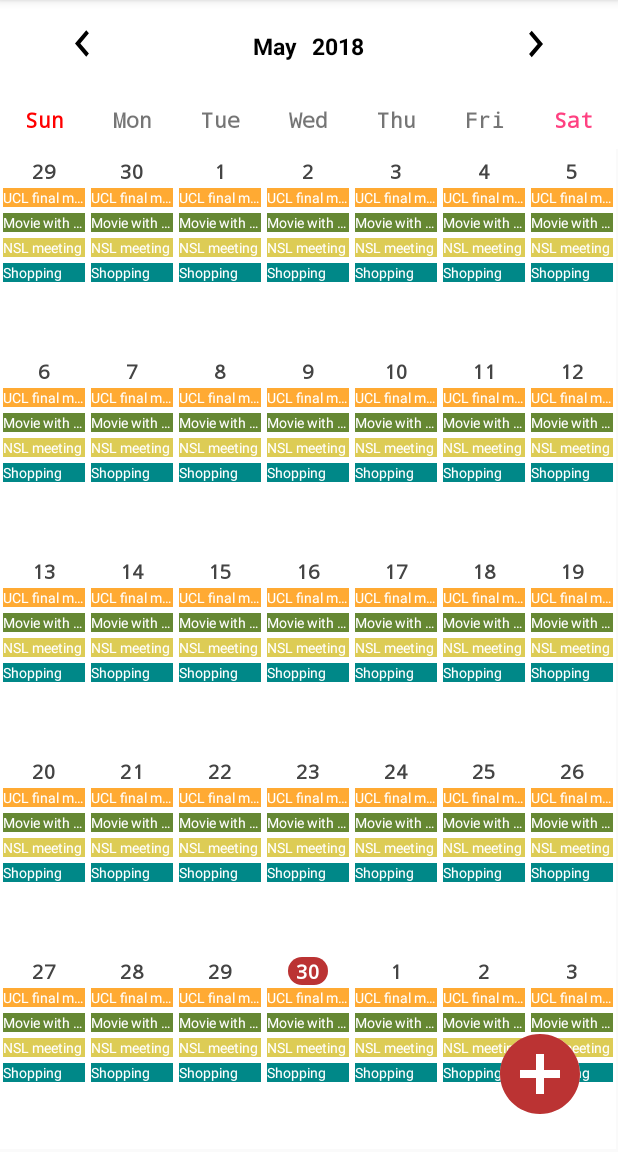
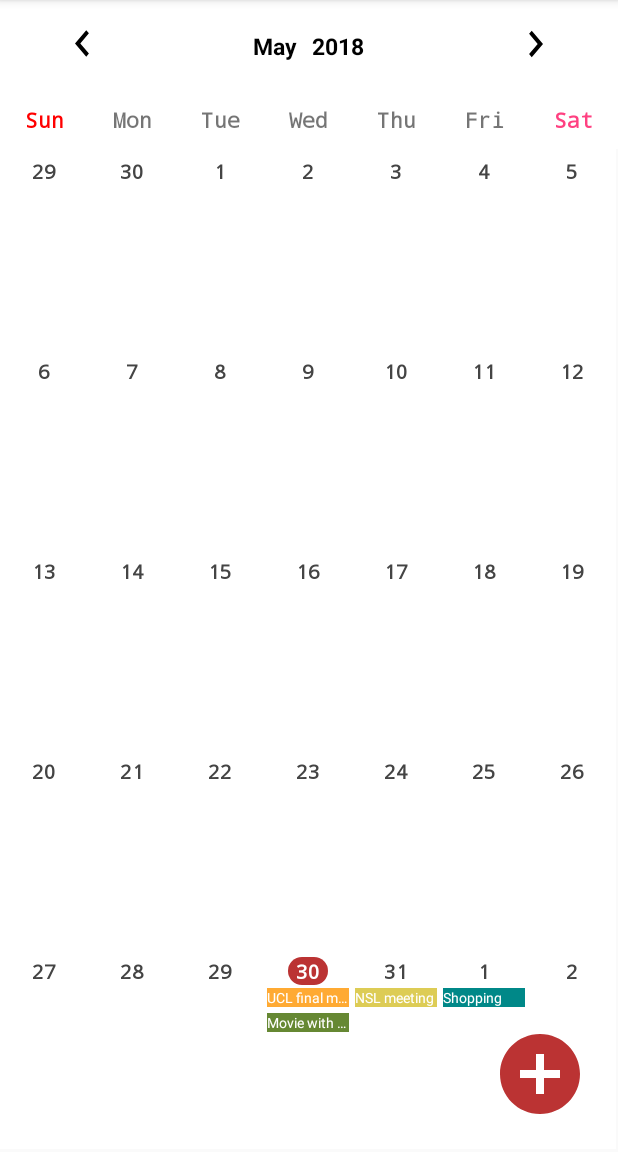
Before and after one commit to Qobiljon/MindNavigator_Server, an Android app: the screen it shows after launch (MainActivity), on a phone screen of 412 x 824 dp, the part 84-1236 px from its top. Run offline under Robolectric (Android 15) with nearby library versions, the phone set to English and light mode, and no system bars.

Commit message:
Events are now correctly displayed

```diff
--- a/app/src/main/AndroidManifest.xml
+++ b/app/src/main/AndroidManifest.xml
@@ -18,7 +18,7 @@
                 <category android:name="android.intent.category.LAUNCHER" />
             </intent-filter>
         </activity>
-        <activity android:name=".NewEventActivity"></activity>
+        <activity android:name=".EventActivity" />
     </application>
 
 </manifest>
--- a/app/src/main/java/kr/ac/inha/nsl/mindnavigator/NewEventActivity.java
+++ b/app/src/main/java/kr/ac/inha/nsl/mindnavigator/EventActivity.java
@@ -8,12 +8,12 @@ import android.widget.SeekBar;
 import android.widget.TextView;
 import android.widget.Toast;
 
-public class NewEventActivity extends AppCompatActivity {
+public class EventActivity extends AppCompatActivity {
 
     @Override
     protected void onCreate(Bundle savedInstanceState) {
         super.onCreate(savedInstanceState);
-        setContentView(R.layout.activity_new_event);
+        setContentView(R.layout.activity_event);
         ActionBar bar = getSupportActionBar();
         if (bar != null)
             bar.setTitle("Sign up");
@@ -43,7 +43,7 @@ public class NewEventActivity extends AppCompatActivity {
         stressLvl.setOnSeekBarChangeListener(new SeekBar.OnSeekBarChangeListener() {
             @Override
             public void onProgressChanged(SeekBar seekBar, int progress, boolean fromUser) {
-                Toast.makeText(NewEventActivity.this, String.valueOf(progress), Toast.LENGTH_SHORT).show();
+                Toast.makeText(EventActivity.this, String.valueOf(progress), Toast.LENGTH_SHORT).show();
             }
 
             @Override
--- a/app/src/main/java/kr/ac/inha/nsl/mindnavigator/MainActivity.java
+++ b/app/src/main/java/kr/ac/inha/nsl/mindnavigator/MainActivity.java
@@ -7,6 +7,7 @@ import android.graphics.Color;
 import android.support.v7.app.AppCompatActivity;
 import android.os.Bundle;
 import android.support.v7.widget.Toolbar;
+import android.util.Log;
 import android.view.Menu;
 import android.view.MenuItem;
 import android.view.View;
@@ -17,6 +18,7 @@ import android.widget.LinearLayout;
 import android.widget.TextView;
 import android.widget.Toast;
 
+import java.util.ArrayList;
 import java.util.Calendar;
 import java.util.Locale;
 
@@ -35,10 +37,10 @@ public class MainActivity extends AppCompatActivity {
     LinearLayout.OnClickListener cellClick = new LinearLayout.OnClickListener() {
         @Override
         public void onClick(View view) {
-            Calendar cal = Calendar.getInstance();
-            cal.setTimeInMillis((long) view.getTag());
+            Calendar selectedDay = Calendar.getInstance();
+            selectedDay.setTimeInMillis((long) view.getTag());
 
-            Toast.makeText(MainActivity.this, String.format(Locale.US, "Cell is clicked, date: %02d/%02d/%d", cal.get(Calendar.DAY_OF_MONTH), cal.get(Calendar.MONTH) + 1, cal.get(Calendar.YEAR)), Toast.LENGTH_SHORT).show();
+            Toast.makeText(MainActivity.this, String.format(Locale.US, "Cell is clicked, date: %02d/%02d/%d", selectedDay.get(Calendar.DAY_OF_MONTH), selectedDay.get(Calendar.MONTH) + 1, selectedDay.get(Calendar.YEAR)), Toast.LENGTH_SHORT).show();
         }
     };
     // endregion
@@ -52,8 +54,28 @@ public class MainActivity extends AppCompatActivity {
         Toolbar mTopToolbar = findViewById(R.id.my_toolbar);
         setSupportActionBar(mTopToolbar);
 
+        Event.init(this);
         init();
-        Event.init(this);
+
+        // region Add fake events
+        Calendar startTime = Calendar.getInstance(), endTime = Calendar.getInstance();
+
+        startTime.set(Calendar.MINUTE, 0);
+        endTime.set(Calendar.MINUTE, 30);
+        new Event("UCL final match", 3, startTime, endTime);
+
+        startTime.add(Calendar.HOUR, 1);
+        endTime.add(Calendar.HOUR, 1);
+        new Event("Movie with Debbie", 0, startTime, endTime);
+
+        startTime.add(Calendar.DAY_OF_MONTH, 1);
+        endTime.add(Calendar.DAY_OF_MONTH, 1);
+        new Event("NSL meeting", 2, startTime, endTime);
+
+        startTime.add(Calendar.DAY_OF_MONTH, 1);
+        endTime.add(Calendar.DAY_OF_MONTH, 1);
+        new Event("Shopping", 1, startTime, endTime);
+        // endregion
     }
 
     private void init() {
@@ -137,7 +159,7 @@ public class MainActivity extends AppCompatActivity {
                     cells[col][row].setTag(clone.getTimeInMillis());
                 }
             } else
-                for (col = 0; count < numOfDaysCurMonth && col < event_grid.getColumnCount(); col++, count++) {
+                for (col = 0; count <= numOfDaysCurMonth && col < event_grid.getColumnCount(); col++, count++) {
                     TextView date_text = cells[col][row].findViewById(R.id.date_text_view);
                     date_text.setText(String.valueOf(count));
 
@@ -155,19 +177,15 @@ public class MainActivity extends AppCompatActivity {
             cells[col][row].setTag(clone.getTimeInMillis());
         }
 
-        // Add fake events
-        Event events[] = new Event[]{
-                new Event("UCL final match", 3),
-                new Event("Movie with Debbie", 0),
-                new Event("NSL meeting", 2),
-                new Event("Shopping", 1)
-        };
         for (row = 0; row < event_grid.getRowCount(); row++)
             for (col = 0; col < event_grid.getColumnCount(); col++) {
-                Tools.addEvent(this, cells[col][row], events[0]);
-                Tools.addEvent(this, cells[col][row], events[1]);
-                Tools.addEvent(this, cells[col][row], events[2]);
-                Tools.addEvent(this, cells[col][row], events[3]);
+                Calendar day = Calendar.getInstance();
+                day.setTimeInMillis((long) cells[col][row].getTag());
+                ArrayList<Event> dayEvents = Event.getOneDayEvents(day);
+                for (Event event : dayEvents) {
+                    Tools.addEvent(this, cells[col][row], event);
+                    Log.e("ERRORNOTE", "ADDING AN EVENT");
+                }
             }
     }
 
@@ -203,7 +221,7 @@ public class MainActivity extends AppCompatActivity {
     }
 
     public void onNewEventClick(View view) {
-        Intent intent = new Intent(this, NewEventActivity.class);
+        Intent intent = new Intent(this, EventActivity.class);
         startActivity(intent);
     }
 }
--- a/app/src/main/java/kr/ac/inha/nsl/mindnavigator/Tools.java
+++ b/app/src/main/java/kr/ac/inha/nsl/mindnavigator/Tools.java
@@ -2,9 +2,14 @@ package kr.ac.inha.nsl.mindnavigator;
 
 import android.app.Activity;
 import android.support.annotation.ColorInt;
+import android.util.Log;
 import android.view.ViewGroup;
 import android.widget.LinearLayout;
 import android.widget.TextView;
+
+import java.util.ArrayList;
+import java.util.Calendar;
+import java.util.Locale;
 
 public class Tools {
     // region Variables
@@ -43,10 +48,14 @@ public class Tools {
 }
 
 class Event {
-    Event(String title, int stressLevel) {
+    Event(String title, int stressLevel, Calendar startTime, Calendar endTime) {
         setTitle(title);
         setStressLevel(stressLevel);
+        setStartTime(startTime);
+        setEndTime(endTime);
         id = System.currentTimeMillis() / 1000;
+
+        events.add(this);
     }
 
     public static void init(Activity activity) {
@@ -55,16 +64,67 @@ class Event {
         stressColors[2] = activity.getColor(R.color.slvl2_color);
         stressColors[3] = activity.getColor(R.color.slvl3_color);
         stressColors[4] = activity.getColor(R.color.slvl4_color);
+
+        events.clear();
+    }
+
+    public static ArrayList<Event> getOneDayEvents(Calendar day) {
+        ArrayList<Event> res = new ArrayList<>();
+
+        Calendar comDay = (Calendar) day.clone();
+
+        comDay.set(Calendar.HOUR, 0);
+        comDay.set(Calendar.MINUTE, 0);
+        comDay.set(Calendar.SECOND, 0);
+        comDay.set(Calendar.MILLISECOND, 0);
+        long fromTime = comDay.getTimeInMillis();
+
+        comDay.add(Calendar.DAY_OF_MONTH, 1);
+        comDay.add(Calendar.MINUTE, -1);
+        long toTime = comDay.getTimeInMillis();
+
+        for (Event event : events) {
+            long start = event.getStartTime().getTimeInMillis();
+            long end = event.getEndTime().getTimeInMillis();
+
+            if ((start >= fromTime && start < toTime) || (end >= fromTime && end < toTime))
+                res.add(event);
+        }
+
+        return res;
     }
 
     //region Variables
     @ColorInt
     private static int[] stressColors = new int[5];
+    private static ArrayList<Event> events = new ArrayList<>();
 
     private long id;
     private int stressLevel;
     private String title;
+    private Calendar startTime;
+    private Calendar endTime;
     //endregion
+
+    private void setStartTime(Calendar startTime) {
+        startTime.set(Calendar.SECOND, 0);
+        startTime.set(Calendar.MILLISECOND, 0);
+        this.startTime = (Calendar) startTime.clone();
+    }
+
+    private Calendar getStartTime() {
+        return startTime;
+    }
+
+    private void setEndTime(Calendar endTime) {
+        endTime.set(Calendar.SECOND, 0);
+        endTime.set(Calendar.MILLISECOND, 0);
+        this.endTime = (Calendar) endTime.clone();
+    }
+
+    private Calendar getEndTime() {
+        return endTime;
+    }
 
     private void setStressLevel(int stressLevel) {
         this.stressLevel = stressLevel;
```
Also changed, not shown: app/src/main/res/layout/activity_event.xml (renamed from app/src/main/res/layout/activity_new_event.xml, +17 -18 lines).
